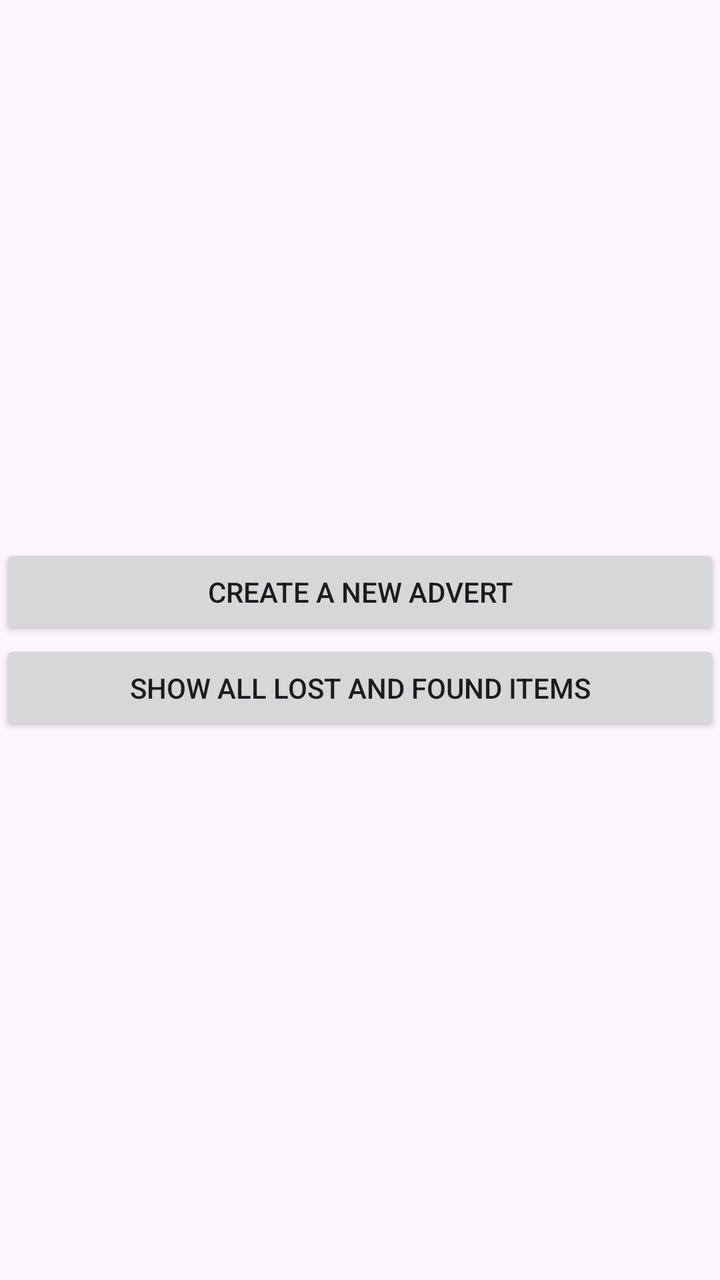
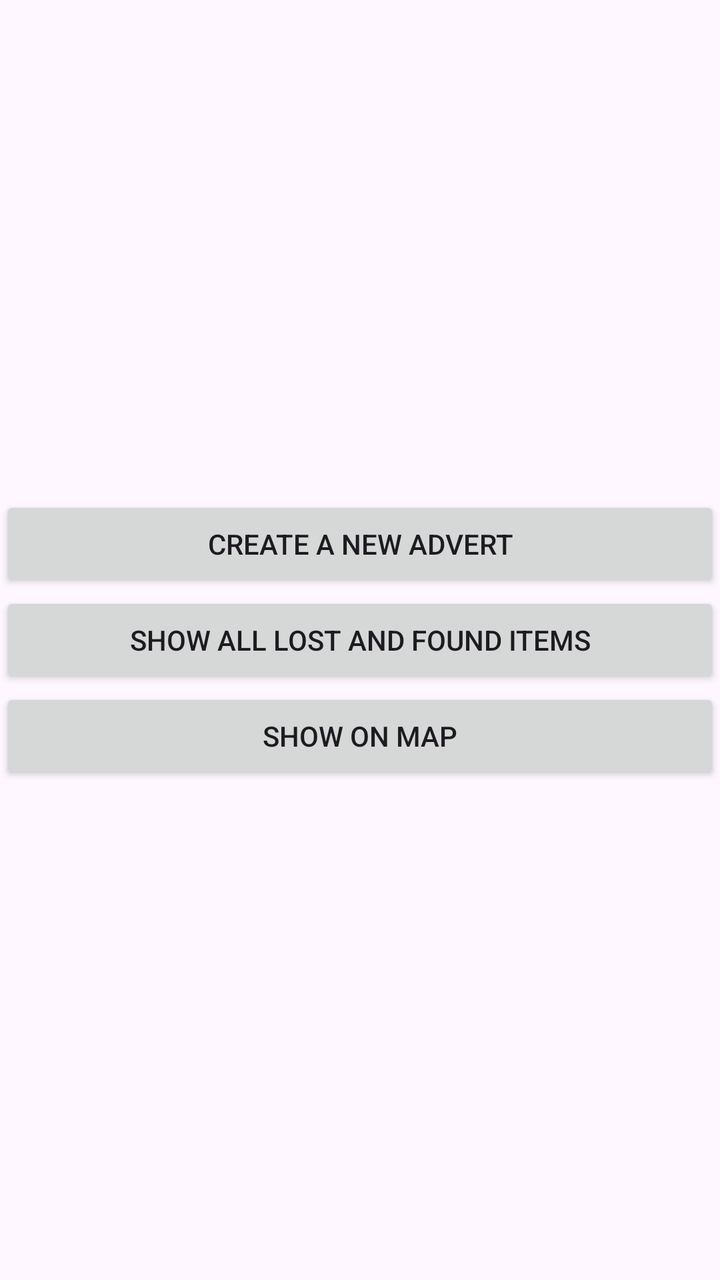

Two renders of the same Android screen: before a commit and after it. Below are the layout's source before the change and the commit's diff.
<!-- AndroidManifest.xml: application theme Theme.Task70 -->
<!-- res/layout/fragment_home.xml -->
<?xml version="1.0" encoding="utf-8"?>
<androidx.constraintlayout.widget.ConstraintLayout xmlns:android="http://schemas.android.com/apk/res/android"
    xmlns:tools="http://schemas.android.com/tools"
    android:layout_width="match_parent"
    android:layout_height="match_parent"
    xmlns:app="http://schemas.android.com/apk/res-auto"
    tools:context=".Fragments.HomeFragment">

    <LinearLayout
        android:layout_width="match_parent"
        android:layout_height="wrap_content"
        android:orientation="vertical"
        app:layout_constraintTop_toTopOf="parent"
        app:layout_constraintBottom_toBottomOf="parent">

    <Button
        android:layout_width="match_parent"
        android:layout_height="wrap_content"
        android:id="@+id/create_advert_button"
        android:text="CREATE A NEW ADVERT"/>

    <Button
        android:layout_width="match_parent"
        android:layout_height="wrap_content"
        android:id="@+id/show_lost_items_button"
        app:layout_constraintTop_toBottomOf="@id/create_advert_button"
        app:layout_constraintStart_toStartOf="parent"
        app:layout_constraintEnd_toEndOf="parent"
        android:text="SHOW ALL LOST AND FOUND ITEMS"/>
    </LinearLayout>

</androidx.constraintlayout.widget.ConstraintLayout>
<!-- resources referenced by this layout -->
<resources>
  <style name="Theme.Task70" parent="Base.Theme.Task70" />
  <style name="Base.Theme.Task70" parent="Theme.Material3.DayNight.NoActionBar">
          
          
      </style>
</resources>

<!-- the commit's change to res/layout/fragment_home.xml (unified diff, before → after) -->
@@ -27,6 +27,15 @@
         app:layout_constraintStart_toStartOf="parent"
         app:layout_constraintEnd_toEndOf="parent"
         android:text="SHOW ALL LOST AND FOUND ITEMS"/>
+
+    <Button
+        android:layout_width="match_parent"
+        android:layout_height="wrap_content"
+        android:id="@+id/show_map_button"
+        app:layout_constraintTop_toBottomOf="@id/create_advert_button"
+        app:layout_constraintStart_toStartOf="parent"
+        app:layout_constraintEnd_toEndOf="parent"
+        android:text="SHOW ON MAP"/>
     </LinearLayout>
 
 </androidx.constraintlayout.widget.ConstraintLayout>
